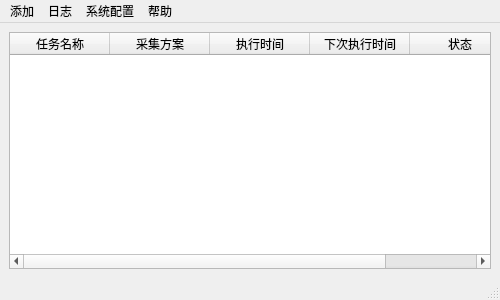
Before: the Qt Designer form UI/Main.ui in leaboy/pycollect, drawn with Qt 5.
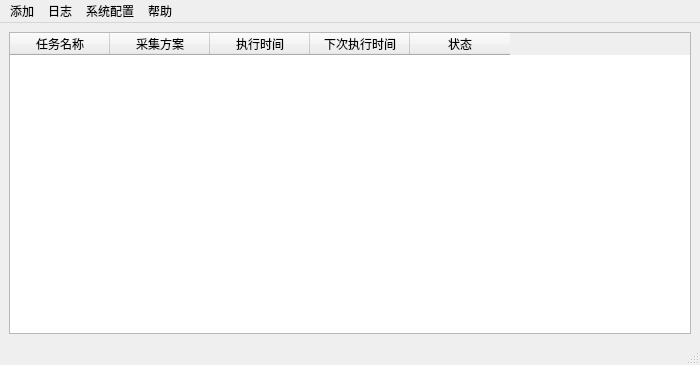
After: the same form once the commit is applied.

Patch:
```diff
--- a/UI/Main.ui
+++ b/UI/Main.ui
@@ -6,8 +6,8 @@
    <rect>
     <x>0</x>
     <y>0</y>
-    <width>500</width>
-    <height>300</height>
+    <width>700</width>
+    <height>365</height>
    </rect>
   </property>
   <property name="windowTitle">
@@ -56,7 +56,7 @@
     <rect>
      <x>0</x>
      <y>0</y>
-     <width>500</width>
+     <width>700</width>
      <height>23</height>
     </rect>
    </property>
```
Left out of the diff: 4 changed lines with no effect on the pictures.
